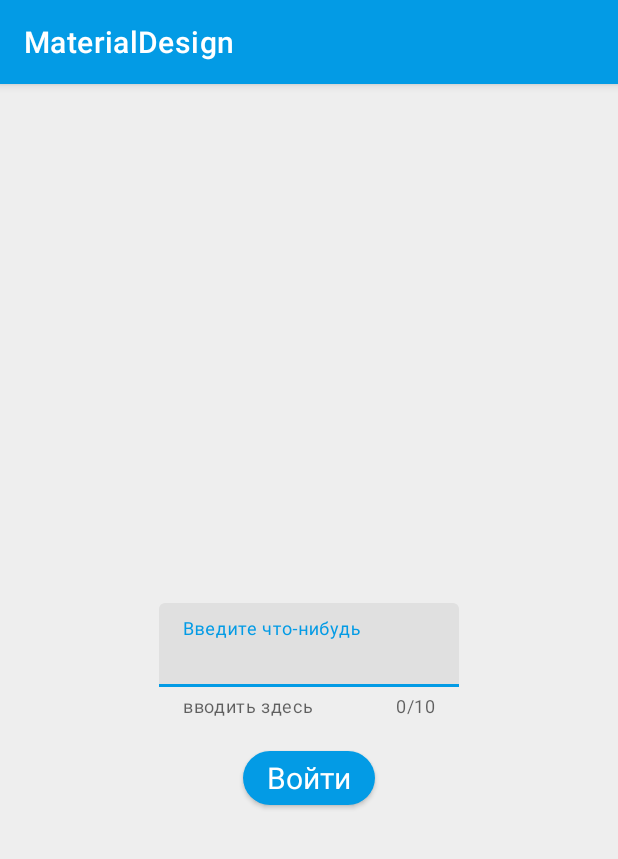
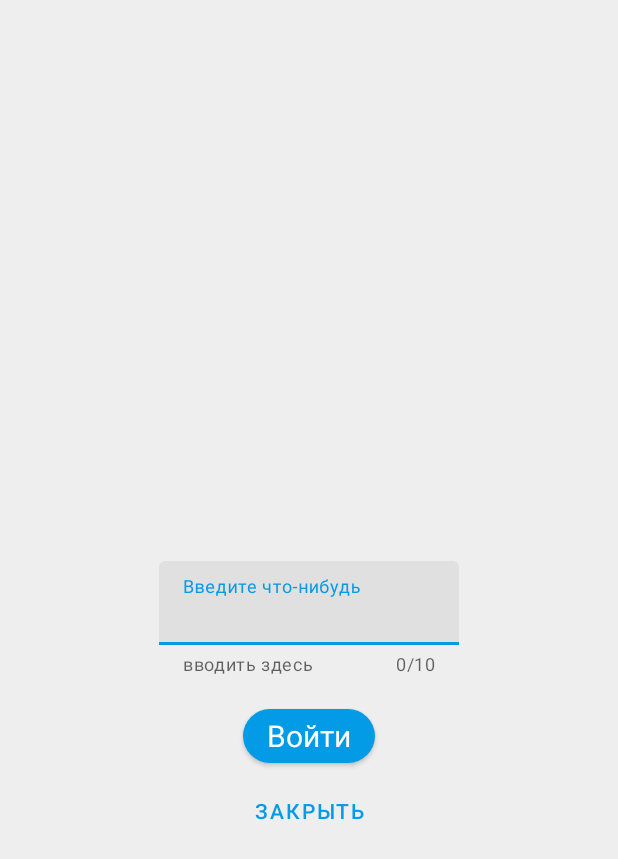
Before and after one commit to Falchio/MatDesBigProject, an Android app: the screen it shows after launch (LoginActivity), on a phone screen of 412 x 824 dp. Shown: the top 859 px of the screen. Run offline under Robolectric (Android 15) with nearby library versions, the phone set to English and light mode, and no system bars.

Commit message:
add Buttons

```diff
--- a/app/src/main/java/com/github/falchio/materialdesign/LoginActivity.java
+++ b/app/src/main/java/com/github/falchio/materialdesign/LoginActivity.java
@@ -23,6 +23,7 @@ public class LoginActivity extends AppCompatActivity {
     protected void onCreate(Bundle savedInstanceState) {
         super.onCreate(savedInstanceState);
         setContentView(R.layout.activity_login);
+        setTheme(R.style.LoginAppTheme);
 
         textInputLayout = findViewById(R.id.textField);
         editText = findViewById(R.id.edit_text);
@@ -34,15 +35,19 @@ public class LoginActivity extends AppCompatActivity {
             }
         });
 
+        if (getSupportActionBar()!=null)  getSupportActionBar().hide();
 
         Button loginButton = findViewById(R.id.login_button);
         loginButton.setOnClickListener(v -> startApp());
+
+        Button closeButton = findViewById(R.id.close_button);
+        closeButton.setOnClickListener(v -> finishAffinity());
     }
 
     private void startApp() {
         try {
             if (Objects.requireNonNull(editText.getText()).toString().isEmpty()) {
-                Snackbar.make(editText, R.string.enter_something,Snackbar.LENGTH_SHORT).show();
+                Snackbar.make(editText, R.string.enter_something, Snackbar.LENGTH_SHORT).show();
                 checkText(editText.getText());
                 return;
             }
--- a/app/src/main/java/com/github/falchio/materialdesign/ui/home/HomeFragment.java
+++ b/app/src/main/java/com/github/falchio/materialdesign/ui/home/HomeFragment.java
@@ -38,7 +38,7 @@ public class HomeFragment extends Fragment {
 
         bottomSheet = root.findViewById(R.id.bottom_sheet);
         BottomSheetBehavior bottomSheetBehavior = BottomSheetBehavior.from(bottomSheet);
-        bottomSheetBehavior.setState(STATE_HALF_EXPANDED);
+        bottomSheetBehavior.setState(BottomSheetBehavior.STATE_SETTLING);
         return root;
     }
 
--- a/app/src/main/res/layout/activity_login.xml
+++ b/app/src/main/res/layout/activity_login.xml
@@ -11,18 +11,18 @@
         android:layout_width="wrap_content"
         android:layout_height="wrap_content"
         android:hint="@string/enter_something"
-        app:layout_constraintStart_toStartOf="parent"
+        app:counterEnabled="true"
+        app:counterMaxLength="10"
+        app:endIconMode="clear_text"
+        app:errorEnabled="true"
+        app:helperText="@string/need_some_text"
+        app:helperTextEnabled="true"
+        app:layout_constraintBottom_toBottomOf="parent"
         app:layout_constraintEnd_toEndOf="parent"
         app:layout_constraintHorizontal_bias="0.5"
+        app:layout_constraintStart_toStartOf="parent"
         app:layout_constraintTop_toTopOf="parent"
-        app:layout_constraintBottom_toBottomOf="parent"
-        app:layout_constraintVertical_bias="0.5"
-        app:helperTextEnabled="true"
-        app:helperText="@string/need_some_text"
-        app:endIconMode="clear_text"
-        app:counterEnabled="true"
-        app:counterMaxLength="10"
-        app:errorEnabled="true">
+        app:layout_constraintVertical_bias="0.5">
 
         <com.google.android.material.textfield.TextInputEditText
             android:id="@+id/edit_text"
@@ -34,17 +34,30 @@
 
     <com.google.android.material.button.MaterialButton
         android:id="@+id/login_button"
-        app:layout_constraintTop_toBottomOf="@+id/textField"
-        android:layout_marginTop="16dp"
-        app:layout_constraintStart_toStartOf="parent"
-        app:layout_constraintEnd_toEndOf="parent"
-        app:layout_constraintHorizontal_bias="0.5"
         android:layout_width="wrap_content"
         android:layout_height="wrap_content"
+        android:layout_marginTop="16dp"
+        android:elevation="2dp"
         android:text="@string/enter_button"
         android:textAppearance="@style/SecAppTheme"
         android:textSize="20sp"
         app:cornerRadius="30dp"
-        android:elevation="2dp"/>
+        app:layout_constraintEnd_toEndOf="parent"
+        app:layout_constraintHorizontal_bias="0.5"
+        app:layout_constraintStart_toStartOf="parent"
+        app:layout_constraintTop_toBottomOf="@+id/textField" />
+
+    <com.google.android.material.button.MaterialButton
+        android:elevation="0dp"
+        android:paddingTop="8dp"
+        style="@style/Widget.MaterialComponents.Button.TextButton"
+        android:id="@+id/close_button"
+        android:text="@string/close"
+        android:layout_width="wrap_content"
+        android:layout_height="wrap_content"
+        app:layout_constraintEnd_toEndOf="parent"
+        app:layout_constraintHorizontal_bias="0.5"
+        app:layout_constraintStart_toStartOf="parent"
+        app:layout_constraintTop_toBottomOf="@+id/login_button" />
 
 </androidx.constraintlayout.widget.ConstraintLayout>
--- a/app/src/main/res/menu/activity_main_drawer.xml
+++ b/app/src/main/res/menu/activity_main_drawer.xml
@@ -16,5 +16,9 @@
             android:id="@+id/nav_slideshow"
             android:icon="@drawable/ic_menu_slideshow"
             android:title="@string/menu_slideshow" />
+        <item
+            android:id="@+id/nav_buttons"
+            android:icon="@drawable/ic_buttons"
+            android:title="@string/buttons"/>
     </group>
 </menu>
--- a/app/src/main/res/navigation/mobile_navigation.xml
+++ b/app/src/main/res/navigation/mobile_navigation.xml
@@ -22,4 +22,10 @@
         android:name="com.github.falchio.materialdesign.ui.slideshow.SlideshowFragment"
         android:label="@string/menu_slideshow"
         tools:layout="@layout/fragment_slideshow" />
+    <fragment
+        android:id="@+id/nav_buttons"
+        android:name="com.github.falchio.materialdesign.ui.buttons.ButtonsFragment"
+        android:label="@string/buttons"
+        tools:layout="@layout/fragment_buttons" />
+
 </navigation>
--- a/app/src/main/res/values/strings.xml
+++ b/app/src/main/res/values/strings.xml
@@ -13,4 +13,7 @@
     <string name="enter_something">Введите что-нибудь</string>
     <string name="enter_button">Войти</string>
     <string name="need_some_text">вводить здесь</string>
+    <string name="buttons">Buttons</string>
+    <string name="close">Закрыть</string>
+    <string name="text_button">Text button</string>
 </resources>
--- a/app/src/main/res/values/styles.xml
+++ b/app/src/main/res/values/styles.xml
@@ -1,4 +1,5 @@
 <resources>
+
     <style name="SecAppTheme" parent="Theme.MaterialComponents.Light.DarkActionBar">
         <!-- Customize your theme here. -->
         <item name="colorPrimary">@color/secColor</item>
@@ -8,6 +9,8 @@
         <item name="android:windowBackground">@color/secWindowBackground</item>
         <item name="android:navigationBarColor">@color/secNavBarColor</item>
     </style>
+
+
     <!-- Base application theme. -->
     <style name="AppTheme" parent="Theme.MaterialComponents.Light.DarkActionBar">
         <!-- Customize your theme here. -->
@@ -17,6 +20,19 @@
         <item name="android:textColorPrimary">@color/primaryTextColor</item>
         <item name="android:windowBackground">@color/primaryWindowBackground</item>
         <item name="android:navigationBarColor">@color/primaryNavBarColor</item>
+    </style>
+
+
+    <style name="LoginAppTheme" parent="Theme.MaterialComponents.Light.NoActionBar">
+        <!-- Customize your theme here. -->
+        <item name="colorPrimary">@color/secColor</item>
+        <item name="colorPrimaryDark">@color/secDarkColor</item>
+        <item name="colorAccent">@color/secAccentColor</item>
+        <item name="android:textColorPrimary">@color/primaryTextColor</item>
+        <item name="android:windowBackground">@color/secWindowBackground</item>
+        <item name="android:navigationBarColor">@color/secNavBarColor</item>
+        <item name="windowActionBar">false</item>
+        <item name="windowNoTitle">true</item>
     </style>
 
 
```
Also changed, not shown: app/src/main/java/com/github/falchio/materialdesign/MainActivity.java (+3 -8 lines), app/src/main/java/com/github/falchio/materialdesign/ui/buttons/ButtonsFragment.java (added, +28 -0 lines), app/src/main/java/com/github/falchio/materialdesign/ui/buttons/ButtonsViewModel.java (added, +19 -0 lines), app/src/main/res/drawable/ic_buttons.xml (added, +10 -0 lines), app/src/main/res/layout/fragment_buttons.xml (added, +47 -0 lines).
